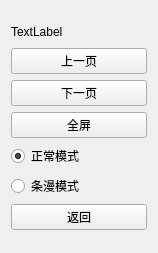
Before: the Qt Designer form ui/readimg.ui in tonquer/picacg-qt, drawn with Qt 5.
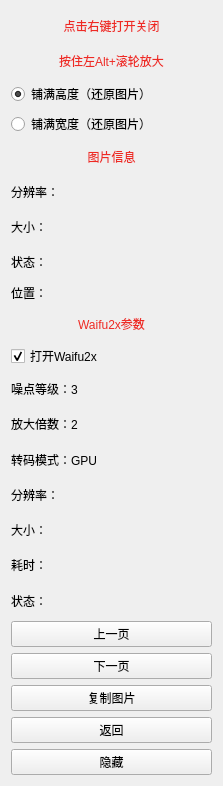
After: the same form once the commit is applied.

The edit to the form file:
```diff
--- a/ui/readimg.ui
+++ b/ui/readimg.ui
@@ -6,8 +6,8 @@
    <rect>
     <x>0</x>
     <y>0</y>
-    <width>158</width>
-    <height>253</height>
+    <width>223</width>
+    <height>786</height>
    </rect>
   </property>
   <property name="windowTitle">
@@ -21,6 +21,89 @@
        <property name="sizeConstraint">
         <enum>QLayout::SetDefaultConstraint</enum>
        </property>
+       <item>
+        <widget class="QLabel" name="label_5">
+         <property name="styleSheet">
+          <string notr="true">color: #ee2a24</string>
+         </property>
+         <property name="text">
+          <string>点击右键打开关闭</string>
+         </property>
+         <property name="alignment">
+          <set>Qt::AlignCenter</set>
+         </property>
+        </widget>
+       </item>
+       <item>
+        <widget class="QLabel" name="label_6">
+         <property name="styleSheet">
+          <string notr="true">color: #ee2a24</string>
+         </property>
+         <property name="text">
+          <string>按住左Alt+滚轮放大</string>
+         </property>
+         <property name="alignment">
+          <set>Qt::AlignCenter</set>
+         </property>
+        </widget>
+       </item>
+       <item>
+        <widget class="QRadioButton" name="radioButton">
+         <property name="text">
+          <string>铺满高度（还原图片）</string>
+         </property>
+         <property name="checked">
+          <bool>true</bool>
+         </property>
+         <attribute name="buttonGroup">
+          <string notr="true">buttonGroup</string>
+         </attribute>
+        </widget>
+       </item>
+       <item>
+        <widget class="QRadioButton" name="radioButton_2">
+         <property name="text">
+          <string>铺满宽度（还原图片）</string>
+         </property>
+         <attribute name="buttonGroup">
+          <string notr="true">buttonGroup</string>
+         </attribute>
+        </widget>
+       </item>
+       <item>
+        <widget class="QLabel" name="label_4">
+         <property name="styleSheet">
+          <string notr="true">color: #ee2a24</string>
+         </property>
+         <property name="text">
+          <string>图片信息</string>
+         </property>
+         <property name="alignment">
+          <set>Qt::AlignCenter</set>
+         </property>
+        </widget>
+       </item>
+       <item>
+        <widget class="QLabel" name="resolutionLabel">
+         <property name="text">
+          <string>分辨率：</string>
+         </property>
+        </widget>
+       </item>
+       <item>
+        <widget class="QLabel" name="sizeLabel">
+         <property name="text">
+          <string>大小：</string>
+         </property>
+        </widget>
+       </item>
+       <item>
+        <widget class="QLabel" name="stateLable">
+         <property name="text">
+          <string>状态：</string>
+         </property>
+        </widget>
+       </item>
        <item>
         <widget class="QLabel" name="epsLabel">
          <property name="minimumSize">
@@ -36,7 +119,79 @@
           </size>
          </property>
          <property name="text">
-          <string>TextLabel</string>
+          <string>位置：</string>
+         </property>
+        </widget>
+       </item>
+       <item>
+        <widget class="QLabel" name="label">
+         <property name="styleSheet">
+          <string notr="true">color: #ee2a24</string>
+         </property>
+         <property name="text">
+          <string>Waifu2x参数</string>
+         </property>
+         <property name="alignment">
+          <set>Qt::AlignCenter</set>
+         </property>
+        </widget>
+       </item>
+       <item>
+        <widget class="QCheckBox" name="checkBox">
+         <property name="text">
+          <string>打开Waifu2x</string>
+         </property>
+         <property name="checked">
+          <bool>true</bool>
+         </property>
+        </widget>
+       </item>
+       <item>
+        <widget class="QLabel" name="label_2">
+         <property name="text">
+          <string>噪点等级：3</string>
+         </property>
+        </widget>
+       </item>
+       <item>
+        <widget class="QLabel" name="label_3">
+         <property name="text">
+          <string>放大倍数：2</string>
+         </property>
+        </widget>
+       </item>
+       <item>
+        <widget class="QLabel" name="label_9">
+         <property name="text">
+          <string>转码模式：GPU</string>
+         </property>
+        </widget>
+       </item>
+       <item>
+        <widget class="QLabel" name="resolutionWaifu">
+         <property name="text">
+          <string>分辨率：</string>
+         </property>
+        </widget>
+       </item>
+       <item>
+        <widget class="QLabel" name="sizeWaifu">
+         <property name="text">
+          <string>大小：</string>
+         </property>
+        </widget>
+       </item>
+       <item>
+        <widget class="QLabel" name="tickLabel">
+         <property name="text">
+          <string>耗时：</string>
+         </property>
+        </widget>
+       </item>
+       <item>
+        <widget class="QLabel" name="stateWaifu">
+         <property name="text">
+          <string>状态：</string>
          </property>
         </widget>
        </item>
@@ -81,33 +236,10 @@
        <item>
         <widget class="QPushButton" name="pushButton">
          <property name="text">
-          <string>全屏</string>
+          <string>复制图片</string>
          </property>
         </widget>
        </item>
-       <item>
-        <widget class="QRadioButton" name="radioButton">
-         <property name="text">
-          <string>正常模式</string>
-         </property>
-         <property name="checked">
-          <bool>true</bool>
-         </property>
-         <attribute name="buttonGroup">
-          <string notr="true">buttonGroup</string>
-         </attribute>
-        </widget>
-       </item>
-       <item>
-        <widget class="QRadioButton" name="radioButton_2">
-         <property name="text">
-          <string>条漫模式</string>
-         </property>
-         <attribute name="buttonGroup">
-          <string notr="true">buttonGroup</string>
-         </attribute>
-        </widget>
-       </item>
        <item>
         <widget class="QPushButton" name="returePage">
          <property name="minimumSize">
@@ -127,6 +259,13 @@
          </property>
         </widget>
        </item>
+       <item>
+        <widget class="QPushButton" name="pushButton_2">
+         <property name="text">
+          <string>隐藏</string>
+         </property>
+        </widget>
+       </item>
       </layout>
      </item>
     </layout>
```
Left out of the diff: 87 changed lines with no effect on the pictures.
